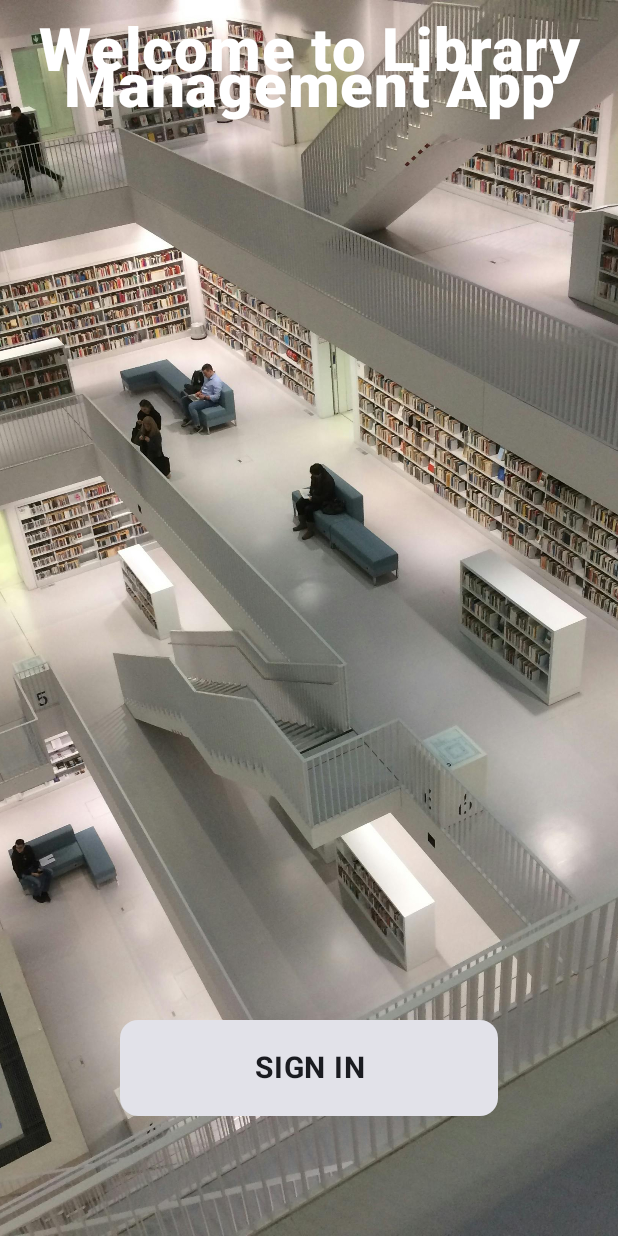
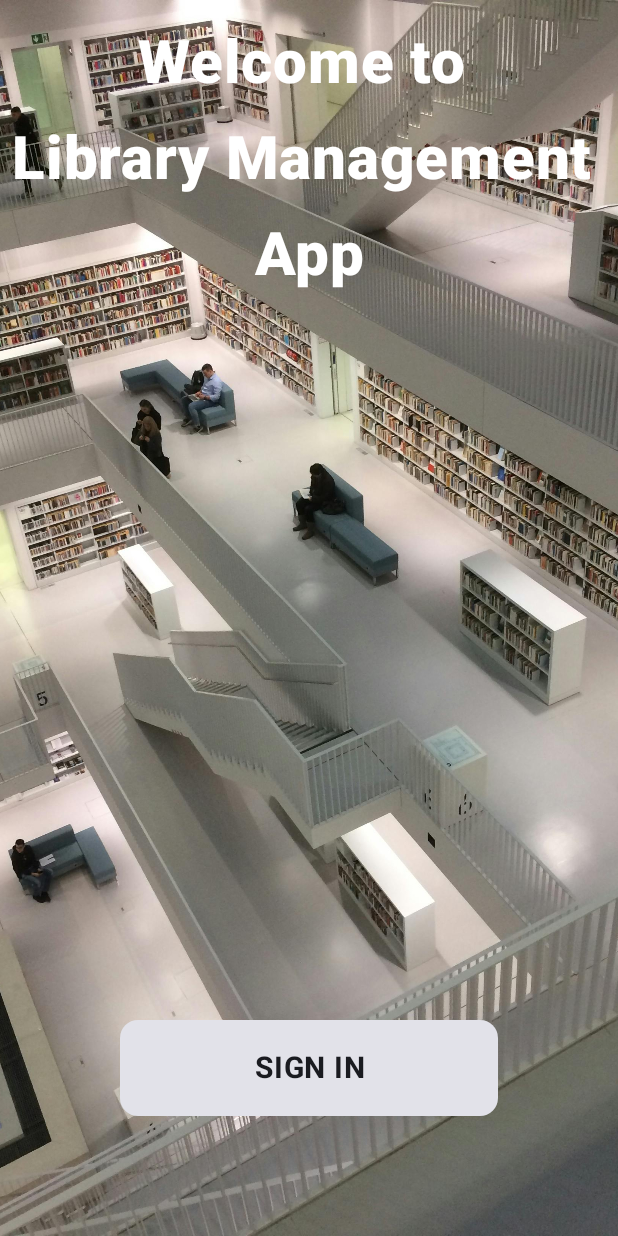
Before and after one commit to w-paul-g/Library-Management-App, an Android app built with Jetpack Compose: the screen it shows after launch (MainActivity), on a phone screen of 412 x 824 dp. Run offline under Robolectric (Android 15) with nearby library versions, the phone set to English and light mode, and no system bars.

Commit message:
initial commit

```diff
--- a/LibraryManagementSystem/app/src/main/java/com/me/librarymanagementsystem/ui/welcome/welcome.kt
+++ b/LibraryManagementSystem/app/src/main/java/com/me/librarymanagementsystem/ui/welcome/welcome.kt
@@ -11,6 +11,7 @@ import androidx.compose.foundation.layout.height
 import androidx.compose.foundation.layout.padding
 import androidx.compose.material3.Card
 import androidx.compose.material3.ExperimentalMaterial3Api
+import androidx.compose.material3.LocalTextStyle
 import androidx.compose.material3.Scaffold
 import androidx.compose.material3.Text
 import androidx.compose.runtime.Composable
@@ -20,6 +21,7 @@ import androidx.compose.ui.draw.shadow
 import androidx.compose.ui.graphics.Color
 import androidx.compose.ui.layout.ContentScale
 import androidx.compose.ui.res.painterResource
+import androidx.compose.ui.text.font.FontStyle
 import androidx.compose.ui.text.font.FontWeight
 import androidx.compose.ui.text.style.TextAlign
 import androidx.compose.ui.tooling.preview.Preview
@@ -58,20 +60,24 @@ fun WelcomeScreen(
                     horizontalAlignment = Alignment.CenterHorizontally,
                     verticalArrangement = Arrangement.Center
                 ){
-
                     Text(
                         text = """
-                                Welcome to Library Management App
+                            Welcome to
+                            Library Management
+                            App
                             """.trimIndent(),
+                        style = LocalTextStyle.current.merge(
                             color = Color.White,
                             textAlign = TextAlign.Center,
                             fontSize = 40.sp,
                             fontWeight = FontWeight.ExtraBold,
+                            fontStyle = FontStyle.Normal,
+                            lineHeight = 64.sp,
+                        ),
                         modifier = Modifier
                             .fillMaxWidth()
                             .padding(10.dp),
                     )
-
                 }
             }
             Box(
```
Lines whose indentation alone changed are shown as unchanged.
